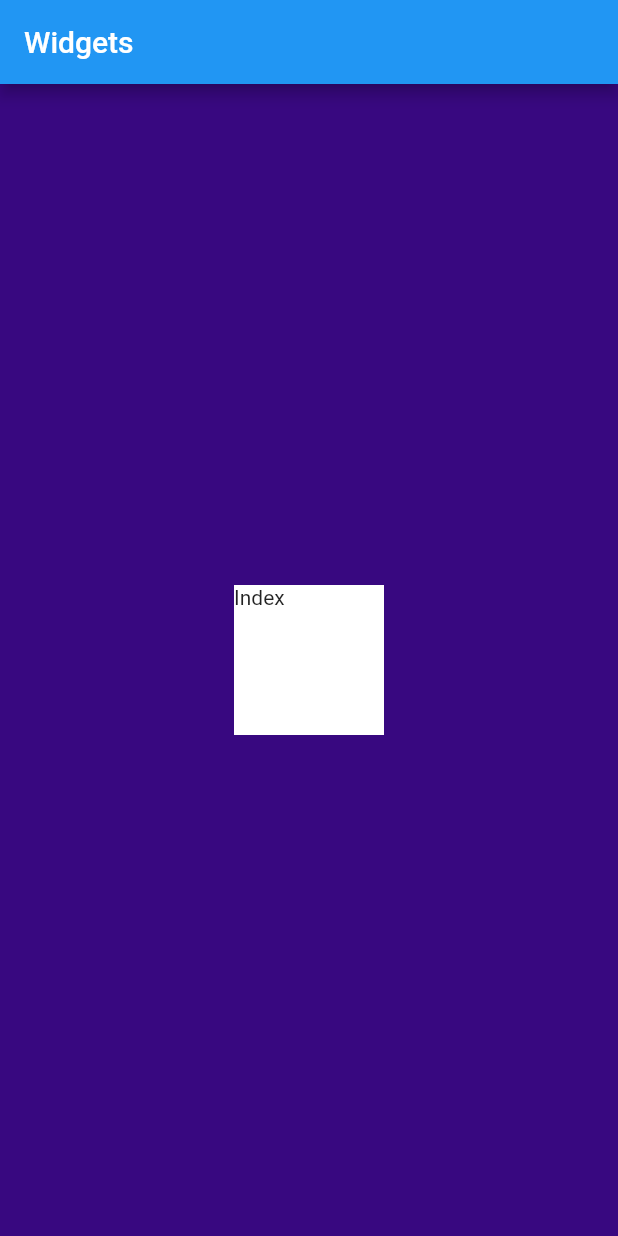
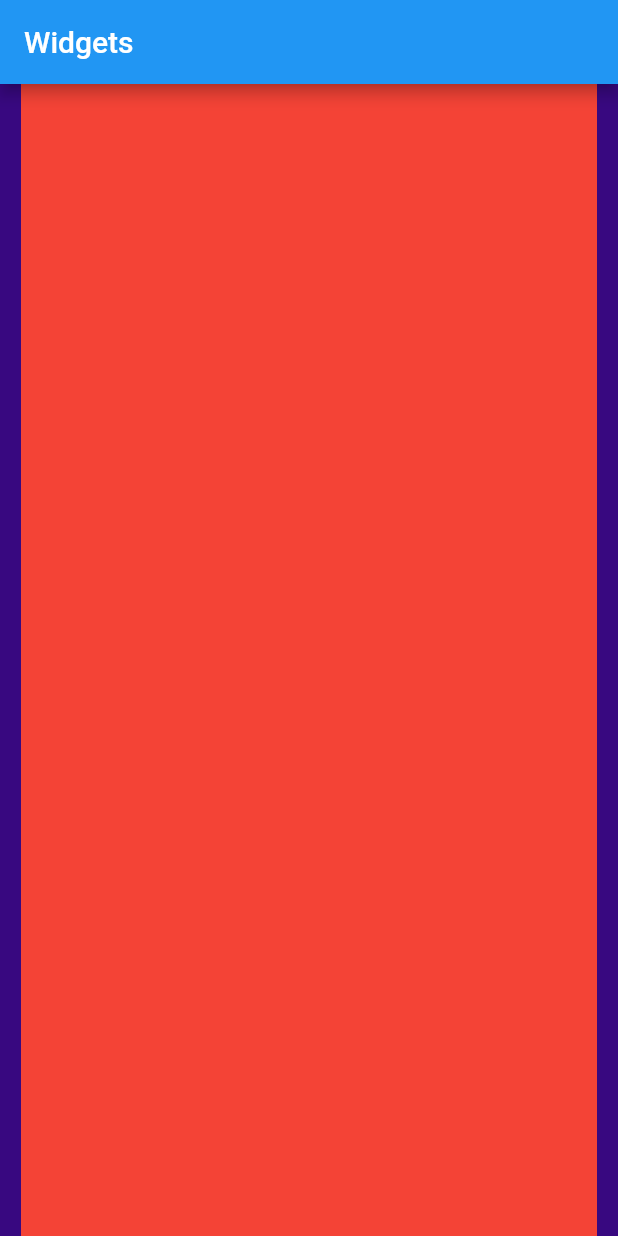
Before and after one commit to yordanos-fikadu/learn_flutter, a Flutter app: the screen it shows after launch, on a phone screen of 412 x 824 dp. Run offline on Flutter 3.47's test engine with Material 2 defaults, Android fonts, the phone set to English and light mode, and no system bars; missing offline and left inert: dart:html.

Commit message:
layout widget

```diff
--- /dev/null
+++ b/lib/layout_widget.dart
@@ -0,0 +1,44 @@
+import 'dart:html';
+
+import 'package:flutter/material.dart';
+
+class LayoutWidget extends StatefulWidget {
+  const LayoutWidget({super.key});
+
+  @override
+  State<LayoutWidget> createState() => _LayoutWidgetState();
+}
+
+class _LayoutWidgetState extends State<LayoutWidget> {
+  @override
+  Widget build(BuildContext context) {
+    return Scaffold(
+      appBar: AppBar(
+        title: Text('Widgets'),
+      ),
+      backgroundColor: Color.fromARGB(255, 56, 8, 128),
+      body: Center(
+        child: _buildAspectRatio(),
+      ),
+    );
+  }
+
+  Widget _buildAlign() {
+    return Align(
+      alignment: Alignment.centerRight,
+      child: Text('Hello'),
+    );
+  }
+
+  Widget _buildAspectRatio() {
+    return Align(
+      child: AspectRatio(
+        aspectRatio: 0.5,
+        child: Container(
+          height: 100,
+          color: Colors.red,
+        ),
+      ),
+    );
+  }
+}
--- a/lib/main.dart
+++ b/lib/main.dart
@@ -1,7 +1,8 @@
 import 'package:flutter/material.dart';
 import 'package:flutter_ui/build_widget.dart';
+import 'package:flutter_ui/layout_widget.dart';
 import 'package:flutter_ui/touch_interaction.dart';
 
 void main() {
-  runApp(MaterialApp(home: TouchInteraction()));
+  runApp(MaterialApp(home: LayoutWidget()));
 }
--- a/lib/touch_interaction.dart
+++ b/lib/touch_interaction.dart
@@ -1,3 +1,5 @@
+import 'dart:html';
+
 import 'package:flutter/material.dart';
 
 class TouchInteraction extends StatefulWidget {
```
